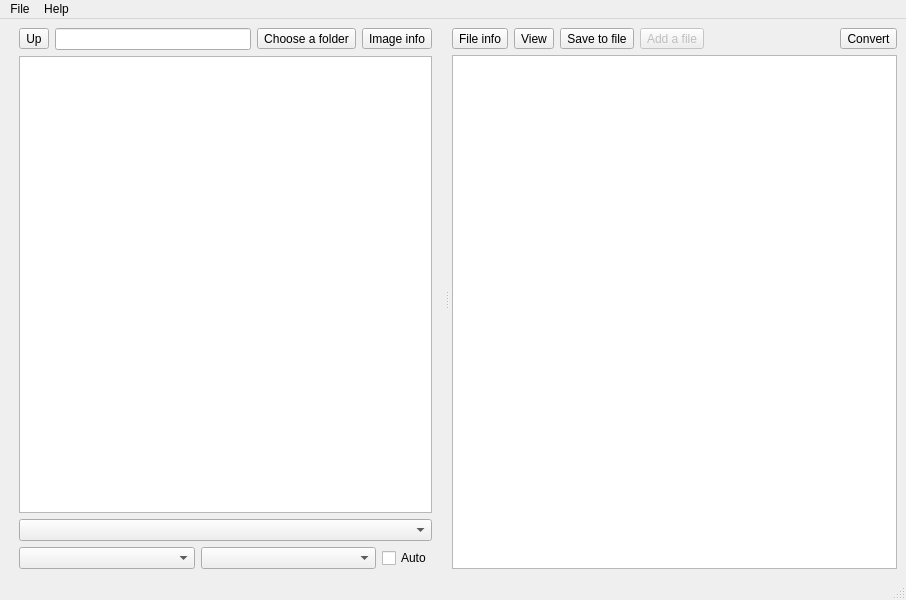
Qt form src/mainwindow.ui (Ptr314/dsk_commander) before a commit.
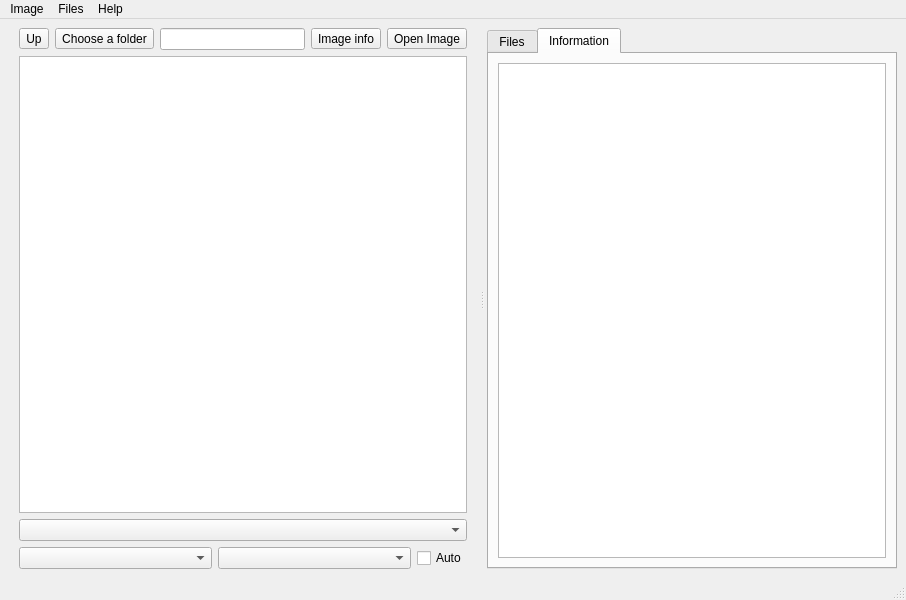
The same form after that commit. Icons and pictures are not drawn.

Patch:
```diff
--- a/src/mainwindow.ui
+++ b/src/mainwindow.ui
@@ -18,7 +18,7 @@
     <normaloff>:/icons/icon</normaloff>:/icons/icon</iconset>
   </property>
   <widget class="QWidget" name="centralwidget">
-   <layout class="QHBoxLayout" name="horizontalLayout">
+   <layout class="QHBoxLayout" name="horizontalLayout" stretch="1">
     <item>
      <widget class="QSplitter" name="splitter">
       <property name="orientation">
@@ -60,9 +60,6 @@
             </property>
            </widget>
           </item>
-          <item>
-           <widget class="QLineEdit" name="directoryLine"/>
-          </item>
           <item>
            <widget class="QToolButton" name="openDirectoryBtn">
             <property name="toolTip">
@@ -83,6 +80,9 @@
             </property>
            </widget>
           </item>
+          <item>
+           <widget class="QLineEdit" name="directoryLine"/>
+          </item>
           <item>
            <widget class="QToolButton" name="imageInfoBtn">
             <property name="toolTip">
@@ -103,6 +103,26 @@
             </property>
            </widget>
           </item>
+          <item>
+           <widget class="QToolButton" name="openBtn">
+            <property name="toolTip">
+             <string>Open Image</string>
+            </property>
+            <property name="text">
+             <string>Open Image</string>
+            </property>
+            <property name="icon">
+             <iconset resource="resources.qrc">
+              <normaloff>:/icons/open</normaloff>:/icons/open</iconset>
+            </property>
+            <property name="iconSize">
+             <size>
+              <width>32</width>
+              <height>32</height>
+             </size>
+            </property>
+           </widget>
+          </item>
          </layout>
         </item>
         <item>
@@ -196,7 +216,28 @@
       <widget class="QWidget" name="verticalLayoutWidget_2">
        <layout class="QVBoxLayout" name="verticalLayout_2">
         <item>
-         <layout class="QHBoxLayout" name="horizontalLayout_5">
+         <layout class="QHBoxLayout" name="horizontalLayout_6">
+          <item>
+           <widget class="QTabWidget" name="tabWidget">
+            <property name="tabPosition">
+             <enum>QTabWidget::TabPosition::North</enum>
+            </property>
+            <property name="tabShape">
+             <enum>QTabWidget::TabShape::Rounded</enum>
+            </property>
+            <property name="currentIndex">
+             <number>1</number>
+            </property>
+            <widget class="QWidget" name="tabFiles">
+             <attribute name="title">
+              <string>Files</string>
+             </attribute>
+             <attribute name="toolTip">
+              <string>List of files</string>
+             </attribute>
+             <layout class="QVBoxLayout" name="verticalLayout_4" stretch="0,0">
+              <item>
+               <layout class="QHBoxLayout" name="horizontalLayout_8">
           <item>
            <widget class="QToolButton" name="infoButton">
             <property name="toolTip">
@@ -281,7 +322,7 @@
            </widget>
           </item>
           <item>
-           <spacer name="horizontalSpacer">
+                 <spacer name="horizontalSpacer_2">
             <property name="orientation">
              <enum>Qt::Orientation::Horizontal</enum>
             </property>
@@ -328,8 +369,6 @@
          </layout>
         </item>
         <item>
-         <layout class="QHBoxLayout" name="horizontalLayout_6">
-          <item>
            <widget class="QTableView" name="rightFiles">
             <property name="enabled">
              <bool>true</bool>
@@ -343,6 +382,30 @@
            </widget>
           </item>
          </layout>
+            </widget>
+            <widget class="QWidget" name="tabInfo">
+             <attribute name="title">
+              <string>Information</string>
+             </attribute>
+             <attribute name="toolTip">
+              <string>File System Information</string>
+             </attribute>
+             <layout class="QVBoxLayout" name="verticalLayout_3">
+              <item>
+               <widget class="QPlainTextEdit" name="informationText">
+                <property name="lineWrapMode">
+                 <enum>QPlainTextEdit::LineWrapMode::NoWrap</enum>
+                </property>
+                <property name="readOnly">
+                 <bool>true</bool>
+                </property>
+               </widget>
+              </item>
+             </layout>
+            </widget>
+           </widget>
+          </item>
+         </layout>
         </item>
        </layout>
       </widget>
@@ -356,12 +419,12 @@
      <x>0</x>
      <y>0</y>
      <width>906</width>
-     <height>24</height>
+     <height>21</height>
     </rect>
    </property>
    <widget class="QMenu" name="menuFile">
     <property name="title">
-     <string>File</string>
+     <string>Image</string>
     </property>
     <addaction name="actionOpen_directory"/>
     <addaction name="actionImage_Info"/>
@@ -376,7 +439,16 @@
     <addaction name="actionLanguage"/>
     <addaction name="actionAbout"/>
    </widget>
+   <widget class="QMenu" name="menuFiles">
+    <property name="title">
+     <string>Files</string>
+    </property>
+    <addaction name="actionFile_info"/>
+    <addaction name="actionSave_to_file"/>
+    <addaction name="actionView"/>
+   </widget>
    <addaction name="menuFile"/>
+   <addaction name="menuFiles"/>
    <addaction name="menuHelp"/>
   </widget>
   <widget class="QStatusBar" name="statusbar"/>
```
Left out of the diff: 123 changed lines with no effect on the pictures. Lines whose indentation alone changed are shown as unchanged.
